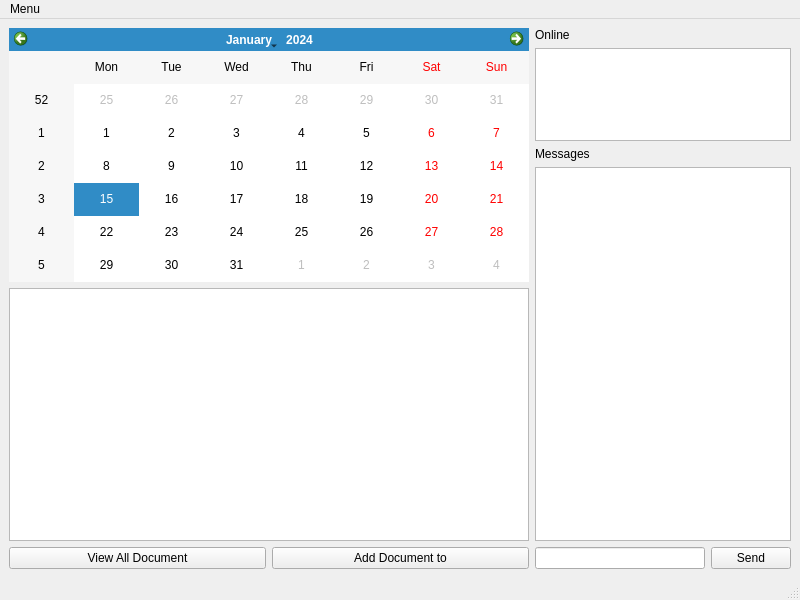
This is mainwindow.ui in asp345/collabchat-client as Qt 5 draws it before an edit. The edited form follows.
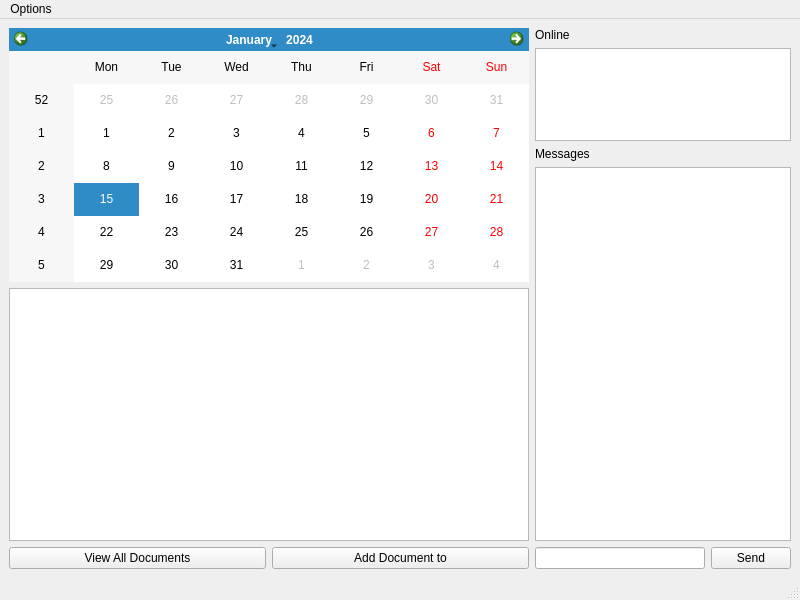
This is the edited form.

Patch:
```diff
--- a/mainwindow.ui
+++ b/mainwindow.ui
@@ -30,7 +30,7 @@
           <item>
            <widget class="QPushButton" name="viewAllDocsButton">
             <property name="text">
-             <string>View All Document</string>
+             <string>View All Documents</string>
             </property>
            </widget>
           </item>
@@ -96,13 +96,13 @@
      <height>19</height>
     </rect>
    </property>
-   <widget class="QMenu" name="menuMenu">
+   <widget class="QMenu" name="optionsMenu">
     <property name="title">
-     <string>Menu</string>
+     <string>Options</string>
     </property>
     <addaction name="actionQuit"/>
    </widget>
-   <addaction name="menuMenu"/>
+   <addaction name="optionsMenu"/>
   </widget>
   <widget class="QStatusBar" name="statusbar"/>
   <action name="actionQuit">
```
